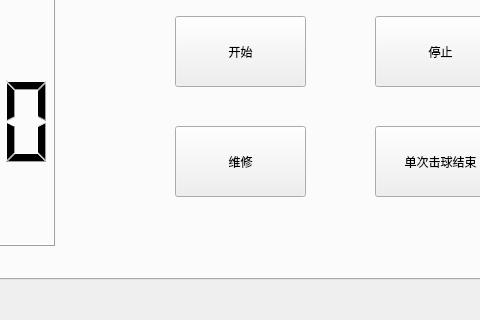
Old version of the form ui/match_control.ui in the repository liyixiang19/match_referee; both pictures show x 452 to 932 and y 580 to 900 of the 1200 by 900 pixel window.
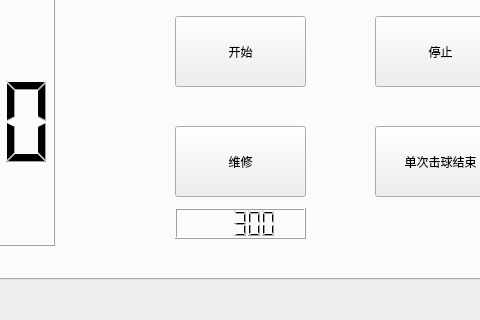
New version of the form.

Commit message: 增加维修计时器代码

```diff
--- a/ui/match_control.ui
+++ b/ui/match_control.ui
@@ -197,6 +197,19 @@
        <string>单次击球结束</string>
       </property>
      </widget>
+     <widget class="QLCDNumber" name="lcdNumber_repair_timer1">
+      <property name="geometry">
+       <rect>
+        <x>400</x>
+        <y>242</y>
+        <width>131</width>
+        <height>31</height>
+       </rect>
+      </property>
+      <property name="intValue" stdset="0">
+       <number>300</number>
+      </property>
+     </widget>
     </widget>
     <widget class="QGroupBox" name="groupBox_2">
      <property name="geometry">
```
The commit also changes 2 other files.
